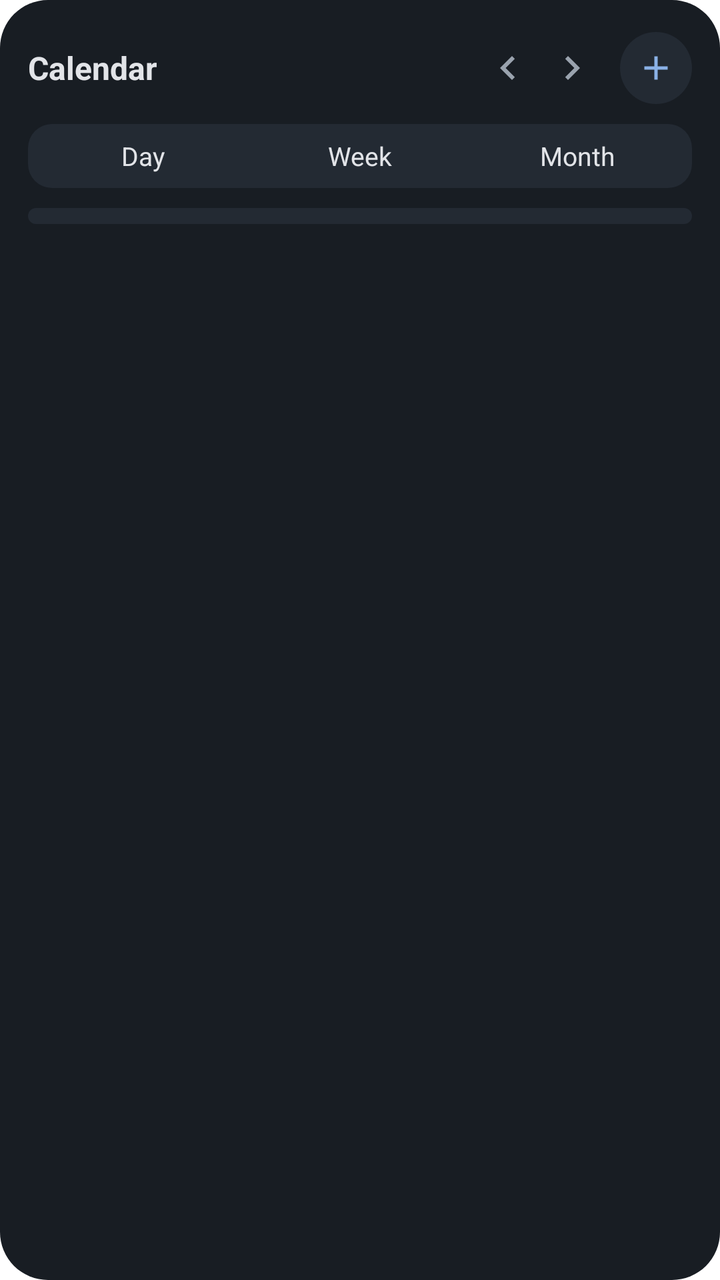
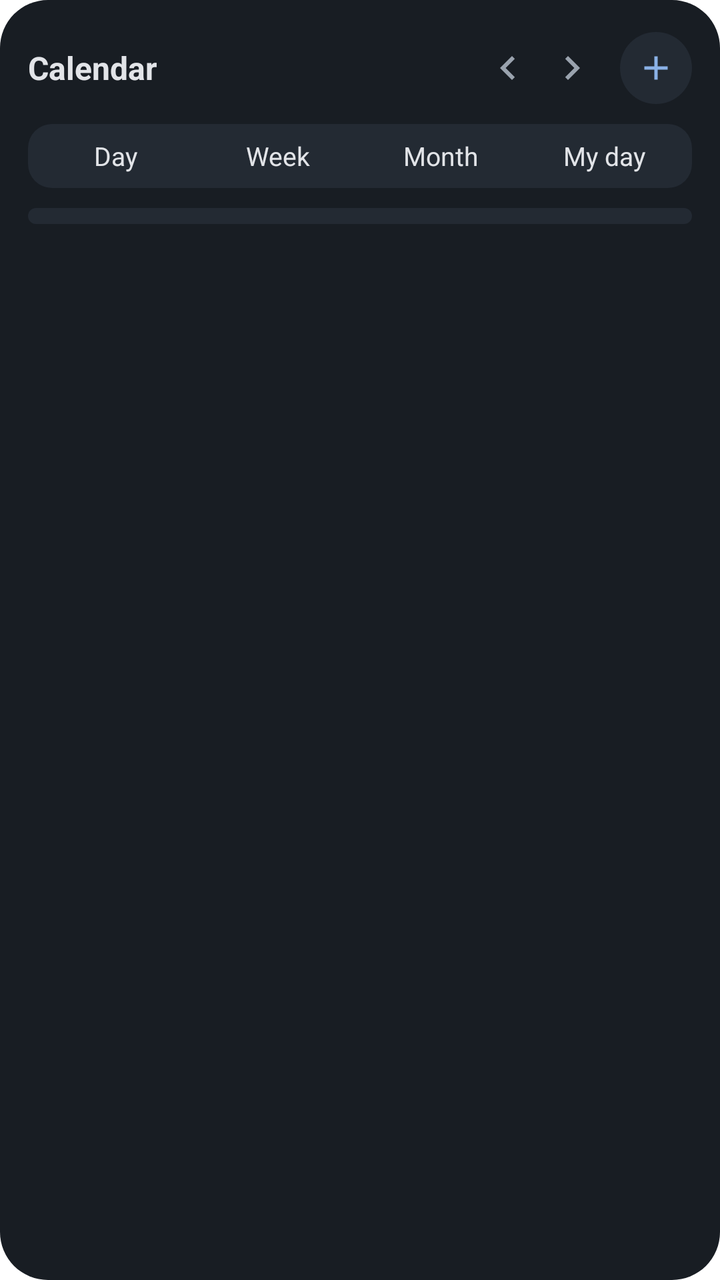

Before-and-after screenshots of an Android layout around one commit, followed by the original layout XML and the change that was made.
<!-- AndroidManifest.xml: fallback theme Theme.MaterialComponents.DayNight.NoActionBar -->
<!-- res/layout/widget_calendar_dk.xml -->
<?xml version="1.0" encoding="utf-8"?>
<LinearLayout xmlns:android="http://schemas.android.com/apk/res/android"
    android:id="@+id/cal_root"
    style="@style/WidgetRootDk">
    <LinearLayout style="@style/WidgetHeaderDk">
        <LinearLayout
            android:id="@+id/cal_head"
            android:layout_width="0dp"
            android:layout_height="match_parent"
            android:layout_weight="1"
            android:gravity="center_vertical"
            android:orientation="vertical">
            <LinearLayout
                android:layout_width="match_parent"
                android:layout_height="wrap_content"
                android:gravity="center_vertical"
                android:orientation="horizontal">
                <TextView
                    android:id="@+id/cal_title"
                    style="@style/WidgetTitleDk"
                    android:text="@string/widget_cal_label" />
                <TextView
                    android:id="@+id/cal_badge"
                    android:layout_width="wrap_content"
                    android:layout_height="20dp"
                    android:layout_marginStart="8dp"
                    android:minWidth="20dp"
                    android:gravity="center"
                    android:paddingStart="6dp"
                    android:paddingEnd="6dp"
                    android:background="@drawable/widget_badge_bg_dk"
                    android:textColor="@color/widget_on_accent_dk"
                    android:textSize="11sp"
                    android:textStyle="bold"
                    android:visibility="gone" />
            </LinearLayout>
            <TextView
                android:id="@+id/cal_sub"
                style="@style/WidgetSubtitleDk"
                android:visibility="gone" />
        </LinearLayout>
        <ImageView
            android:id="@+id/cal_prev"
            style="@style/WidgetNavButtonDk"
            android:src="@drawable/widget_ic_prev_dk"
            android:contentDescription="@string/widget_prev" />
        <ImageView
            android:id="@+id/cal_next"
            style="@style/WidgetNavButtonDk"
            android:src="@drawable/widget_ic_next_dk"
            android:contentDescription="@string/widget_next" />
        <ImageView
            android:id="@+id/cal_action"
            style="@style/WidgetHeadButtonDk"
            android:src="@drawable/widget_ic_add_dk"
            android:contentDescription="@string/widget_cal_add" />
    </LinearLayout>

    <LinearLayout
        android:layout_width="match_parent"
        android:layout_height="32dp"
        android:layout_marginTop="8dp"
        android:orientation="horizontal"
        android:padding="3dp"
        android:background="@drawable/widget_tabs_bg_dk">
        <TextView android:id="@+id/cal_tab0" style="@style/WidgetTabDk" android:text="@string/widget_cal_day" />
        <TextView android:id="@+id/cal_tab1" style="@style/WidgetTabDk" android:text="@string/widget_cal_week" />
        <TextView android:id="@+id/cal_tab2" style="@style/WidgetTabDk" android:text="@string/widget_cal_month" />
    </LinearLayout>

    
    <TextView
        android:id="@+id/cal_join"
        android:layout_width="match_parent"
        android:layout_height="32dp"
        android:layout_marginTop="8dp"
        android:gravity="center_vertical"
        android:background="@drawable/widget_badge_bg_dk"
        android:paddingStart="12dp"
        android:paddingEnd="12dp"
        android:singleLine="true"
        android:ellipsize="end"
        android:textColor="@color/widget_on_accent_dk"
        android:textSize="13sp"
        android:textStyle="bold"
        android:visibility="gone" />

    
    <LinearLayout
        android:id="@+id/cal_strip"
        android:layout_width="match_parent"
        android:layout_height="wrap_content"
        android:layout_marginTop="10dp"
        android:orientation="vertical"
        android:visibility="gone" />

    
    <LinearLayout
        android:id="@+id/cal_month"
        android:layout_width="match_parent"
        android:layout_height="0dp"
        android:layout_weight="1"
        android:layout_marginTop="10dp"
        android:orientation="vertical"
        android:visibility="gone" />

    
    <LinearLayout
        android:id="@+id/cal_month_fixed"
        android:layout_width="match_parent"
        android:layout_height="wrap_content"
        android:layout_marginTop="10dp"
        android:orientation="vertical"
        android:visibility="gone" />

    
    <LinearLayout
        android:id="@+id/cal_list"
        style="@style/WidgetCardDk" />
</LinearLayout>
<!-- resources referenced by this layout -->
<resources>
  <color name="widget_on_accent_dk">#10223A</color>
  <!-- drawable widget_badge_bg_dk (drawable) -->
  <?xml version="1.0" encoding="utf-8"?>
  <shape xmlns:android="http://schemas.android.com/apk/res/android" android:shape="rectangle">
      <solid android:color="@color/widget_accent_dk" />
      <corners android:radius="10dp" />
  </shape>
  <!-- drawable widget_tabs_bg_dk (drawable) -->
  <?xml version="1.0" encoding="utf-8"?>
  <shape xmlns:android="http://schemas.android.com/apk/res/android" android:shape="rectangle">
      <solid android:color="@color/widget_card_dk" />
      <corners android:radius="12dp" />
  </shape>
  <string name="widget_cal_add">New event</string>
  <string name="widget_cal_day">Day</string>
  <string name="widget_cal_label">Calendar</string>
  <string name="widget_cal_month">Month</string>
  <string name="widget_cal_week">Week</string>
  <string name="widget_next">Next</string>
  <string name="widget_prev">Previous</string>
  <style name="WidgetHeadButtonDk">
          <item name="android:layout_width">36dp</item>
          <item name="android:layout_height">36dp</item>
          <item name="android:layout_marginStart">8dp</item>
          <item name="android:padding">8dp</item>
          <item name="android:background">@drawable/widget_btn_bg_dk</item>
      </style>
  <style name="WidgetHeaderDk">
          <item name="android:layout_width">match_parent</item>
          <item name="android:layout_height">40dp</item>
          <item name="android:gravity">center_vertical</item>
          <item name="android:orientation">horizontal</item>
      </style>
  <style name="WidgetNavButtonDk">
          <item name="android:layout_width">32dp</item>
          <item name="android:layout_height">36dp</item>
          <item name="android:paddingTop">6dp</item>
          <item name="android:paddingBottom">6dp</item>
      </style>
  <style name="WidgetRootDk">
          <item name="android:layout_width">match_parent</item>
          <item name="android:layout_height">match_parent</item>
          <item name="android:orientation">vertical</item>
          <item name="android:padding">14dp</item>
          <item name="android:background">@drawable/widget_bg_dk</item>
      </style>
  <style name="WidgetSubtitleDk">
          <item name="android:layout_width">match_parent</item>
          <item name="android:layout_height">wrap_content</item>
          <item name="android:textColor">@color/widget_sub_dk</item>
          <item name="android:textSize">12sp</item>
          <item name="android:singleLine">true</item>
          <item name="android:ellipsize">end</item>
      </style>
  <color name="widget_accent_dk">#8AB1E6</color>
  <color name="widget_sub_dk">#9AA3AE</color>
  <color name="widget_card_dk">#232A33</color>
  <!-- drawable widget_card_bg_dk (drawable) -->
  <?xml version="1.0" encoding="utf-8"?>
  <shape xmlns:android="http://schemas.android.com/apk/res/android" android:shape="rectangle">
      <solid android:color="@color/widget_card_dk" />
      <corners android:radius="16dp" />
  </shape>
  <!-- drawable widget_btn_bg_dk (drawable) -->
  <?xml version="1.0" encoding="utf-8"?>
  <shape xmlns:android="http://schemas.android.com/apk/res/android" android:shape="oval">
      <solid android:color="@color/widget_card_dk" />
  </shape>
  <!-- drawable widget_bg_dk (drawable) -->
  <?xml version="1.0" encoding="utf-8"?>
  <shape xmlns:android="http://schemas.android.com/apk/res/android" android:shape="rectangle">
      <solid android:color="@color/widget_bg_dk" />
      <corners android:radius="24dp" />
  </shape>
  <color name="widget_text_dk">#E2E4E8</color>
  <color name="widget_bg_dk">#181D23</color>
  <!-- unchanged entries left out for length: 6 -->
</resources>

<!-- the commit's change to res/layout/widget_calendar_dk.xml (unified diff, before → after) -->
@@ -66,6 +66,7 @@
         <TextView android:id="@+id/cal_tab0" style="@style/WidgetTabDk" android:text="@string/widget_cal_day" />
         <TextView android:id="@+id/cal_tab1" style="@style/WidgetTabDk" android:text="@string/widget_cal_week" />
         <TextView android:id="@+id/cal_tab2" style="@style/WidgetTabDk" android:text="@string/widget_cal_month" />
+        <TextView android:id="@+id/cal_tab3" style="@style/WidgetTabDk" android:text="@string/widget_myday_label" />
     </LinearLayout>
 
     
@@ -115,6 +116,142 @@
 
     
     <LinearLayout
+        android:id="@+id/cal_board"
+        android:visibility="gone"
+        android:layout_width="match_parent"
+        android:layout_height="0dp"
+        android:layout_weight="1"
+        android:layout_marginTop="10dp"
+        android:orientation="horizontal">
+    <LinearLayout
+        android:layout_width="0dp"
+        android:layout_height="match_parent"
+        android:layout_weight="1"
+        android:orientation="vertical"
+        android:paddingStart="10dp"
+        android:paddingEnd="10dp"
+        android:paddingTop="8dp"
+        android:paddingBottom="8dp"
+        android:id="@+id/board_c1"
+        android:background="@drawable/widget_card_bg_dk">
+        <LinearLayout
+            android:layout_width="match_parent"
+            android:layout_height="22dp"
+            android:gravity="center_vertical"
+            android:orientation="horizontal">
+            <TextView
+                android:id="@+id/board_c1_title"
+                android:layout_width="0dp"
+                android:layout_height="wrap_content"
+                android:layout_weight="1"
+                android:singleLine="true"
+                android:ellipsize="end"
+                android:textColor="@color/widget_sub_dk"
+                android:textSize="11sp"
+                android:textStyle="bold"
+                android:letterSpacing="0.06" />
+            <TextView
+                android:id="@+id/board_c1_count"
+                android:layout_width="wrap_content"
+                android:layout_height="wrap_content"
+                android:layout_marginStart="4dp"
+                android:textColor="@color/widget_sub_dk"
+                android:textSize="11sp" />
+        </LinearLayout>
+        <LinearLayout
+            android:id="@+id/board_c1_list"
+            android:layout_width="match_parent"
+            android:layout_height="wrap_content"
+            android:orientation="vertical" />
+    </LinearLayout>
+    <LinearLayout
+        android:layout_width="0dp"
+        android:layout_height="match_parent"
+        android:layout_weight="1"
+        android:layout_marginStart="8dp"
+        android:orientation="vertical"
+        android:paddingStart="10dp"
+        android:paddingEnd="10dp"
+        android:paddingTop="8dp"
+        android:paddingBottom="8dp"
+        android:id="@+id/board_c2"
+        android:background="@drawable/widget_card_bg_dk">
+        <LinearLayout
+            android:layout_width="match_parent"
+            android:layout_height="22dp"
+            android:gravity="center_vertical"
+            android:orientation="horizontal">
+            <TextView
+                android:id="@+id/board_c2_title"
+                android:layout_width="0dp"
+                android:layout_height="wrap_content"
+                android:layout_weight="1"
+                android:singleLine="true"
+                android:ellipsize="end"
+                android:textColor="@color/widget_sub_dk"
+                android:textSize="11sp"
+                android:textStyle="bold"
+                android:letterSpacing="0.06" />
+            <TextView
+                android:id="@+id/board_c2_count"
+                android:layout_width="wrap_content"
+                android:layout_height="wrap_content"
+                android:layout_marginStart="4dp"
+                android:textColor="@color/widget_sub_dk"
+                android:textSize="11sp" />
+        </LinearLayout>
+        <LinearLayout
+            android:id="@+id/board_c2_list"
+            android:layout_width="match_parent"
+            android:layout_height="wrap_content"
+            android:orientation="vertical" />
+    </LinearLayout>
+    <LinearLayout
+        android:layout_width="0dp"
+        android:layout_height="match_parent"
+        android:layout_weight="1"
+        android:layout_marginStart="8dp"
+        android:orientation="vertical"
+        android:paddingStart="10dp"
+        android:paddingEnd="10dp"
+        android:paddingTop="8dp"
+        android:paddingBottom="8dp"
+        android:id="@+id/board_c3"
+        android:background="@drawable/widget_card_bg_dk">
+        <LinearLayout
+            android:layout_width="match_parent"
+            android:layout_height="22dp"
+            android:gravity="center_vertical"
+            android:orientation="horizontal">
+            <TextView
+                android:id="@+id/board_c3_title"
+                android:layout_width="0dp"
+                android:layout_height="wrap_content"
+                android:layout_weight="1"
+                android:singleLine="true"
+                android:ellipsize="end"
+                android:textColor="@color/widget_sub_dk"
+                android:textSize="11sp"
+                android:textStyle="bold"
+                android:letterSpacing="0.06" />
+            <TextView
+                android:id="@+id/board_c3_count"
+                android:layout_width="wrap_content"
+                android:layout_height="wrap_content"
+                android:layout_marginStart="4dp"
+                android:textColor="@color/widget_sub_dk"
+                android:textSize="11sp" />
+        </LinearLayout>
+        <LinearLayout
+            android:id="@+id/board_c3_list"
+            android:layout_width="match_parent"
+            android:layout_height="wrap_content"
+            android:orientation="vertical" />
+    </LinearLayout>
+    </LinearLayout>
+
+    
+    <LinearLayout
         android:id="@+id/cal_list"
         style="@style/WidgetCardDk" />
 </LinearLayout>
<!-- resource entries referenced after the edit -->
@@ -18,6 +18,7 @@
   <string name="widget_cal_label">Calendar</string>
   <string name="widget_cal_month">Month</string>
   <string name="widget_cal_week">Week</string>
+  <string name="widget_myday_label">My day</string>
   <string name="widget_next">Next</string>
   <string name="widget_prev">Previous</string>
   <style name="WidgetHeadButtonDk">
